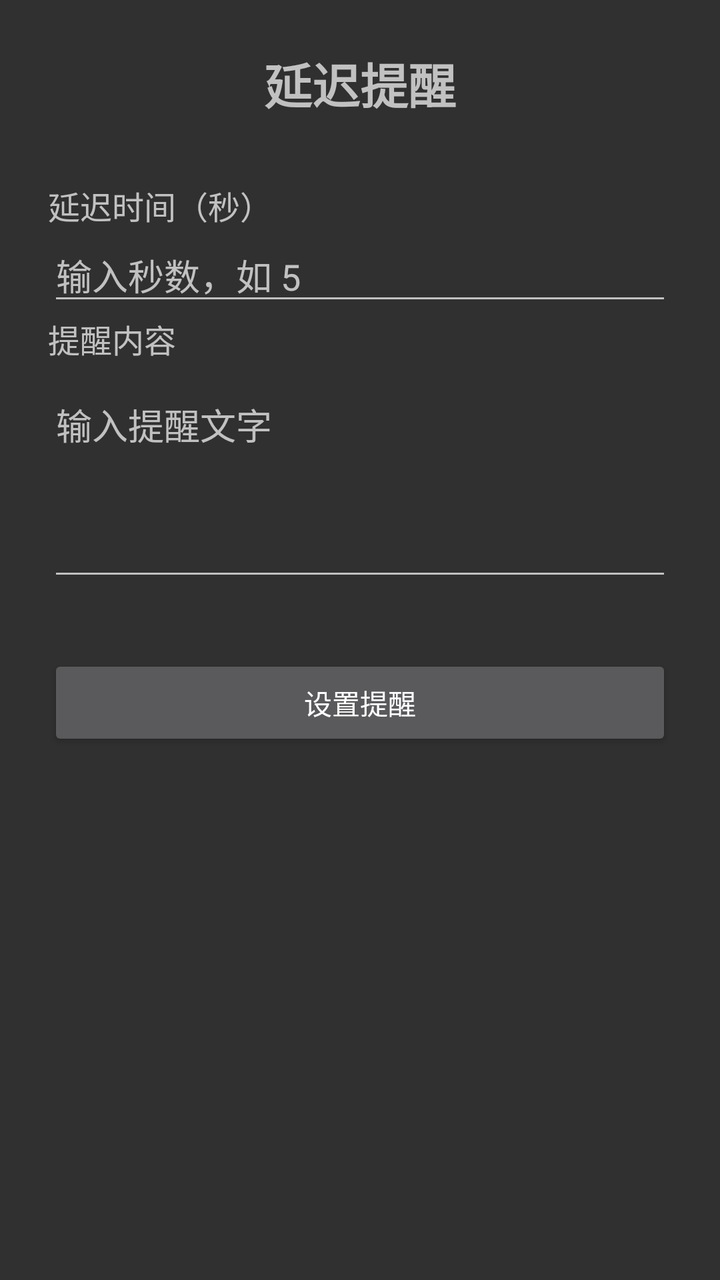
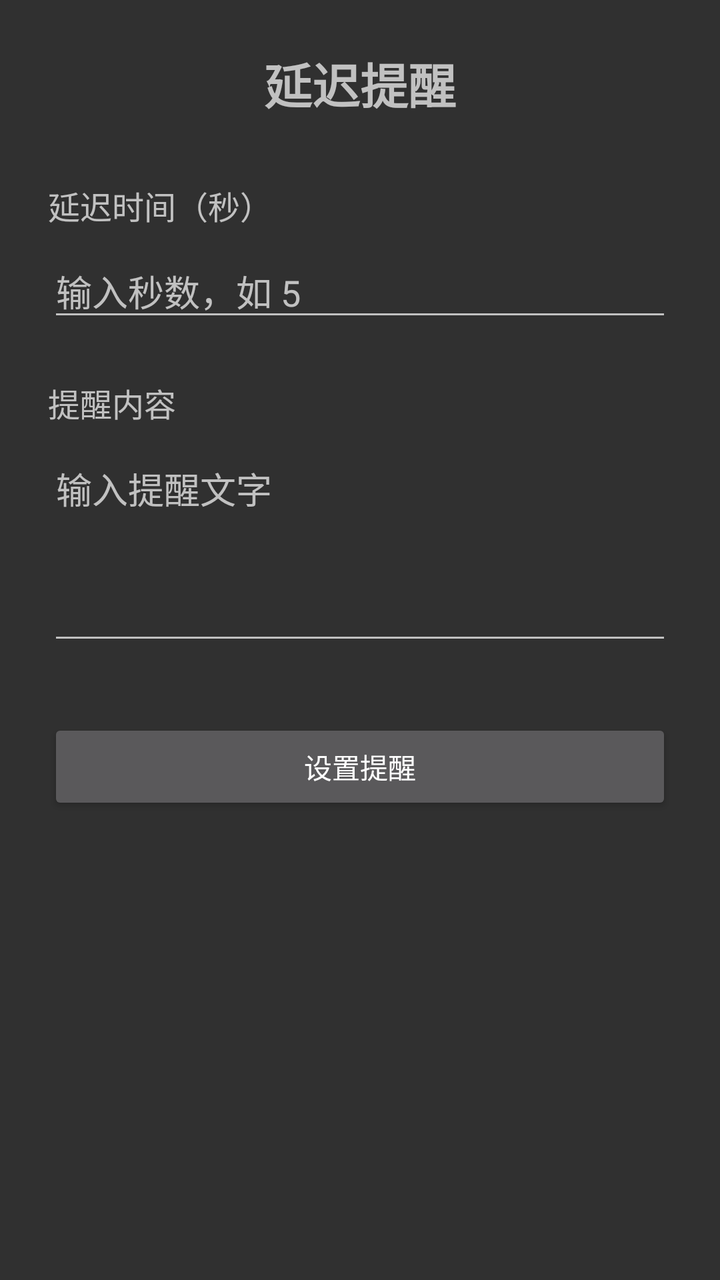

The first picture is an Android layout as it rendered before a commit; the second is the same layout after the commit. The layout source and the unified diff follow.
<!-- AndroidManifest.xml: application theme Theme.AppCompat -->
<!-- res/layout/activity_main.xml -->
<?xml version="1.0" encoding="utf-8"?>
<LinearLayout xmlns:android="http://schemas.android.com/apk/res/android"
    android:layout_width="match_parent"
    android:layout_height="match_parent"
    android:orientation="vertical"
    android:padding="24dp">

    <TextView
        android:layout_width="wrap_content"
        android:layout_height="wrap_content"
        android:text="延迟提醒"
        android:textSize="24sp"
        android:textStyle="bold"
        android:layout_marginBottom="32dp"
        android:layout_gravity="center_horizontal"/>

    <TextView
        android:layout_width="match_parent"
        android:layout_height="wrap_content"
        android:text="延迟时间（秒）"
        android:textSize="16sp"
        android:layout_bottom="8dp"/>

    <EditText
        android:id="@+id/etSeconds"
        android:layout_width="match_parent"
        android:layout_height="wrap_content"
        android:inputType="number"
        android:hint="输入秒数，如 5"
        android:layout_bottom="24dp"/>

    <TextView
        android:layout_width="match_parent"
        android:layout_height="wrap_content"
        android:text="提醒内容"
        android:textSize="16sp"
        android:layout_marginBottom="8dp"/>

    <EditText
        android:id="@+id/etMessage"
        android:layout_width="match_parent"
        android:layout_height="wrap_content"
        android:hint="输入提醒文字"
        android:minLines="4"
        android:gravity="top|start"
        android:inputType="textMultiLine"
        android:layout_marginBottom="32dp"/>

    <Button
        android:id="@+id/btnSchedule"
        android:layout_width="match_parent"
        android:layout_height="wrap_content"
        android:text="设置提醒"/>

</LinearLayout>
<!-- resources referenced by this layout -->
<resources>

</resources>

<!-- the commit's change to res/layout/activity_main.xml (unified diff, before → after) -->
@@ -19,7 +19,7 @@
         android:layout_height="wrap_content"
         android:text="延迟时间（秒）"
         android:textSize="16sp"
-        android:layout_bottom="8dp"/>
+        android:layout_marginBottom="8dp"/>
 
     <EditText
         android:id="@+id/etSeconds"
@@ -27,7 +27,7 @@
         android:layout_height="wrap_content"
         android:inputType="number"
         android:hint="输入秒数，如 5"
-        android:layout_bottom="24dp"/>
+        android:layout_marginBottom="24dp"/>
 
     <TextView
         android:layout_width="match_parent"
